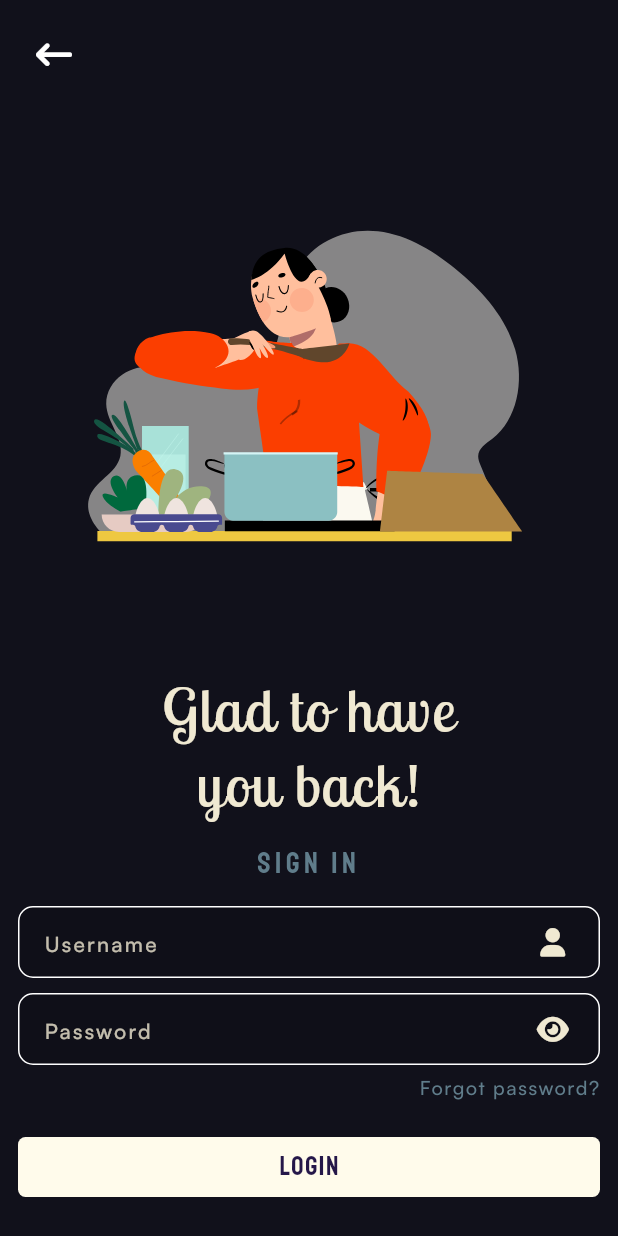
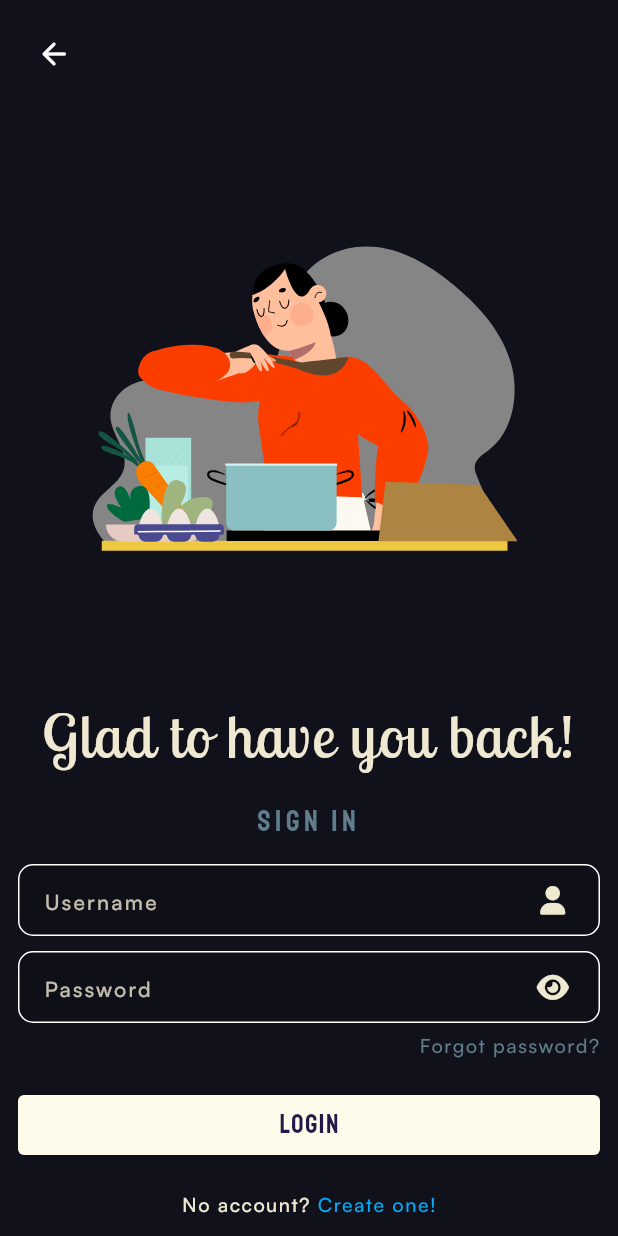
Before and after one commit to schmeekygeek/recipex-app, a Flutter app: the screen it shows after launch, after a tap on "Light", after a tap on "Dark", after a tap on "Sign in", on a phone screen of 412 x 824 dp. Run offline on Flutter 3.47's test engine with Material 2 defaults, Android fonts, the light colour scheme and no system bars; drawn by our look-alikes of lottie; our stand-ins replace animated_text_kit, font_awesome_flutter, google_nav_bar, hive, hive_flutter, logger; accounts and stored records are empty; network calls fail.

Commit message:
fix introductory pages' overflow bug

```diff
--- a/lib/pages/intro_page.dart
+++ b/lib/pages/intro_page.dart
@@ -3,8 +3,8 @@
 import 'package:font_awesome_flutter/font_awesome_flutter.dart';
 import 'package:lottie/lottie.dart';
 import 'package:provider/provider.dart';
-import 'package:recipex_app/extensions.dart';
 
+import '../extensions.dart';
 import 'login_page.dart';
 import '../providers/theme_model.dart';
 
@@ -14,30 +14,39 @@
   @override
   Widget build(BuildContext context) {
     return Scaffold(
+      appBar: AppBar(
+        toolbarHeight: 0,
+      ),
       body: Padding(
         padding: const EdgeInsets.all(12.0),
-        child: SingleChildScrollView(
         child: Column(
           textDirection: TextDirection.ltr,
           crossAxisAlignment: CrossAxisAlignment.start,
+          mainAxisAlignment: MainAxisAlignment.end,
           children: [
+            const SizedBox(
+              height: 10,
+            ),
             Align(
               alignment: Alignment.centerRight,
               child: OutlinedButton.icon(
-                  label: Text(
-                    context.watch<ThemeModel>().isDark ?
-                    "Light"
-                    : "Dark"
-                  ),
-                  onPressed: () => context.read<ThemeModel>().toggle(),
-                  icon: Icon(context.watch<ThemeModel>().isDark ?
-                    FontAwesomeIcons.lightbulb
-                    : FontAwesomeIcons.solidMoon
+                style: ButtonStyle(
+                  shape: MaterialStatePropertyAll(
+                    RoundedRectangleBorder(
+                      borderRadius: BorderRadius.circular(40),
                     ),
                   ),
                 ),
-              const SizedBox(
-                height: 20,
+                label: Text(
+                  context.watch<ThemeModel>().isDark ? "Light" : "Dark",
+                ),
+                onPressed: () => context.read<ThemeModel>().toggle(),
+                icon: Icon(
+                  context.watch<ThemeModel>().isDark
+                      ? FontAwesomeIcons.lightbulb
+                      : FontAwesomeIcons.solidMoon,
+                ),
+              ),
             ),
             DefaultTextStyle(
               style: Theme.of(context).textTheme.bodySmall!.copyWith(
@@ -74,18 +83,18 @@
               style: Theme.of(context).textTheme.bodySmall!.copyWith(
                   color: Colors.blueGrey,
                   fontFamily: "Satoshi",
-                  fontSize: 14,
-                  fontWeight: FontWeight.w600
+                  fontSize: 15,
+                  fontWeight: FontWeight.w600),
+            ),
+            Expanded(
+              flex: 2,
+              child: Center(
+                child: LottieBuilder.asset(
+                  "assets/girl-cooking.json",
+                  width: 500,
+                  height: 500,
                 ),
               ),
-              Center(
-                child: LottieBuilder.asset(
-                  "assets/girl-cooking.json",
-                  width: 250,
-                ),
-              ),
-              const SizedBox(
-                height: 20,
             ),
             OutlinedButton.icon(
               label: const Text("Sign in"),
@@ -93,9 +102,14 @@
                 FontAwesomeIcons.arrowRightToBracket,
               ),
               onPressed: () => context.push(const LoginPage()),
-                style: const ButtonStyle(
-                  iconSize: MaterialStatePropertyAll(17),
-                  fixedSize: MaterialStatePropertyAll(
+              style: ButtonStyle(
+                shape: MaterialStatePropertyAll(
+                  RoundedRectangleBorder(
+                    borderRadius: BorderRadius.circular(40),
+                  ),
+                ),
+                iconSize: const MaterialStatePropertyAll(17),
+                fixedSize: const MaterialStatePropertyAll(
                   Size(double.maxFinite, 45),
                 ),
               ),
@@ -107,9 +121,14 @@
                 FontAwesomeIcons.userPlus,
               ),
               onPressed: () => {},
-                style: const ButtonStyle(
-                  iconSize: MaterialStatePropertyAll(17),
-                  fixedSize: MaterialStatePropertyAll(
+              style: ButtonStyle(
+                shape: MaterialStatePropertyAll(
+                  RoundedRectangleBorder(
+                    borderRadius: BorderRadius.circular(40),
+                  ),
+                ),
+                iconSize: const MaterialStatePropertyAll(17),
+                fixedSize: const MaterialStatePropertyAll(
                   Size(double.maxFinite, 45),
                 ),
               ),
@@ -121,21 +140,30 @@
                 FontAwesomeIcons.userSlash,
               ),
               onPressed: () => {},
-                style: const ButtonStyle(
-                  foregroundColor: MaterialStatePropertyAll(
+              style: ButtonStyle(
+                foregroundColor: const MaterialStatePropertyAll(
                   White.text,
                 ),
-                  iconSize: MaterialStatePropertyAll(17),
-                  fixedSize: MaterialStatePropertyAll(
-                    Size(double.maxFinite, 45),
+                shape: MaterialStatePropertyAll(
+                  RoundedRectangleBorder(
+                    borderRadius: BorderRadius.circular(40),
                   ),
-                  backgroundColor: MaterialStatePropertyAll(Colors.lime),
+                ),
+                iconSize: const MaterialStatePropertyAll(17),
+                fixedSize: const MaterialStatePropertyAll(
+                  Size(
+                    double.maxFinite,
+                    45,
+                  ),
+                ),
+                backgroundColor: const MaterialStatePropertyAll(
+                  Colors.lime,
+                ),
               ),
             ),
           ],
         ),
       ),
-      ),
     );
   }
 }
--- a/lib/pages/login_page.dart
+++ b/lib/pages/login_page.dart
@@ -1,29 +1,23 @@
 import 'package:flutter/material.dart';
-import 'package:font_awesome_flutter/font_awesome_flutter.dart';
-import 'package:logger/logger.dart';
 import 'package:lottie/lottie.dart';
-import 'package:recipex_app/extensions.dart';
 
+import '../extensions.dart';
 import '../pages/home.dart';
 import '../shared/password_text_form_field.dart';
 import '../shared/username_login_text_form_field.dart';
 
-class LoginPage extends StatefulWidget {
+class LoginPage extends StatelessWidget {
+
   const LoginPage({super.key});
-
-  @override
-  State<LoginPage> createState() => _LoginPageState();
-}
-
-class _LoginPageState extends State<LoginPage> {
-  var logger = Logger();
 
   @override
   Widget build(BuildContext context) {
     return Scaffold(
+      appBar: AppBar(
+        toolbarHeight: 0,
+      ),
       body: Padding(
         padding: const EdgeInsets.all(12.0),
-        child: SingleChildScrollView(
         child: Column(
           crossAxisAlignment: CrossAxisAlignment.center,
           mainAxisAlignment: MainAxisAlignment.end,
@@ -31,17 +25,22 @@
             Align(
               alignment: Alignment.centerLeft,
               child: IconButton(
-                  icon: const Icon(FontAwesomeIcons.arrowLeftLong),
+                icon: const Icon(
+                  Icons.arrow_back_rounded
+                ),
                 onPressed: () => context.pop(),
               ),
             ),
-              LottieBuilder.asset(
+            Expanded(
+              flex: 2,
+              child: LottieBuilder.asset(
                 "assets/girl-cooking2.json",
                 frameRate: FrameRate.max,
-                width: double.maxFinite,
+                width: 380,
+              ),
             ),
             const Text(
-                "Glad to have\nyou back!",
+              "Glad to have you back!",
               textAlign: TextAlign.center,
               style: TextStyle(
                 fontSize: 40,
@@ -50,7 +49,7 @@
               ),
             ),
             const SizedBox(
-                height: 15,
+              height: 20,
             ),
             const Text(
               "Sign in",
@@ -96,8 +95,12 @@
               onPressed: () async {
                 context.push(const Home());
               },
-                style: const ButtonStyle(
-                  fixedSize: MaterialStatePropertyAll(
+              style: ButtonStyle(
+                shape: MaterialStatePropertyAll(
+                  RoundedRectangleBorder(
+                      borderRadius: BorderRadius.circular(4)),
+                ),
+                fixedSize: const MaterialStatePropertyAll(
                   Size(double.maxFinite, 40),
                 ),
               ),
@@ -140,7 +143,135 @@
           ],
         ),
       ),
-      ),
     );
   }
 }
+
+// return Scaffold(
+   //   body: Padding(
+   //     padding: const EdgeInsets.all(12.0),
+   //     child: SingleChildScrollView(
+   //       child: Column(
+   //         crossAxisAlignment: CrossAxisAlignment.center,
+   //         mainAxisAlignment: MainAxisAlignment.end,
+   //         children: [
+   //           Align(
+   //             alignment: Alignment.centerLeft,
+   //             child: IconButton(
+   //               icon: const Icon(
+   //                 FontAwesomeIcons.arrowLeftLong,
+   //               ),
+   //               onPressed: () => context.pop(),
+   //             ),
+   //           ),
+   //           LottieBuilder.asset(
+   //             "assets/girl-cooking2.json",
+   //             frameRate: FrameRate.max,
+   //             width: 230,
+   //           ),
+   //           const Text(
+   //             "Glad to have\nyou back!",
+   //             textAlign: TextAlign.center,
+   //             style: TextStyle(
+   //               fontSize: 40,
+   //               fontWeight: FontWeight.w100,
+   //               fontFamily: "LobsterTwo",
+   //             ),
+   //           ),
+   //           const SizedBox(
+   //             height: 15,
+   //           ),
+   //           const Text(
+   //             "Sign in",
+   //             textAlign: TextAlign.center,
+   //             style: TextStyle(
+   //               fontFamily: "Staatliches",
+   //               fontSize: 20,
+   //               letterSpacing: 3,
+   //               color: Colors.blueGrey,
+   //             ),
+   //           ),
+   //           const SizedBox(height: 16),
+   //           const UsernameTextFormField(),
+   //           const SizedBox(height: 10),
+   //           const PasswordTextFormField(),
+   //           const SizedBox(height: 6),
+   //           GestureDetector(
+   //             onTap: () => ScaffoldMessenger.of(context).showSnackBar(
+   //               const SnackBar(
+   //                 content: Text("Coming soon!"),
+   //                 shape: RoundedRectangleBorder(
+   //                   borderRadius: BorderRadius.only(
+   //                     topLeft: Radius.circular(5),
+   //                     topRight: Radius.circular(5),
+   //                   ),
+   //                 ),
+   //               ),
+   //             ),
+   //             child: const Align(
+   //               alignment: Alignment.centerRight,
+   //               child: Text(
+   //                 "Forgot password?",
+   //                 style: TextStyle(
+   //                   fontSize: 13,
+   //                   fontFamily: "Satoshi",
+   //                   color: Colors.blueGrey,
+   //                 ),
+   //               ),
+   //             ),
+   //           ),
+   //           const SizedBox(height: 20),
+   //           FilledButton(
+   //             onPressed: () async {
+   //               context.push(const Home());
+   //             },
+   //             style: ButtonStyle(
+   //               shape: MaterialStatePropertyAll(
+   //                 RoundedRectangleBorder(
+   //                     borderRadius: BorderRadius.circular(4)),
+   //               ),
+   //               fixedSize: const MaterialStatePropertyAll(
+   //                 Size(double.maxFinite, 40),
+   //               ),
+   //             ),
+   //             child: const Text(
+   //               "LOGIN",
+   //             ),
+   //           ),
+   //           const SizedBox(height: 20),
+   //           Row(
+   //             mainAxisAlignment: MainAxisAlignment.center,
+   //             children: [
+   //               Text(
+   //                 "No account? ",
+   //                 style: Theme.of(context).textTheme.bodyMedium!.copyWith(
+   //                       fontSize: 13,
+   //                     ),
+   //               ),
+   //               GestureDetector(
+   //                 onTap: () => ScaffoldMessenger.of(context).showSnackBar(
+   //                   const SnackBar(
+   //                     content: Text("Coming soon!"),
+   //                     shape: RoundedRectangleBorder(
+   //                       borderRadius: BorderRadius.only(
+   //                         topLeft: Radius.circular(5),
+   //                         topRight: Radius.circular(5),
+   //                       ),
+   //                     ),
+   //                   ),
+   //                 ),
+   //                 child: Text(
+   //                   "Create one!",
+   //                   style: Theme.of(context).textTheme.bodyMedium!.copyWith(
+   //                         fontSize: 13,
+   //                         color: Colors.lightBlue,
+   //                       ),
+   //                 ),
+   //               ),
+   //             ],
+   //           ),
+   //         ],
+   //       ),
+   //     ),
+   //   ),
+   // );
--- a/lib/providers/misc_provider.dart
+++ b/lib/providers/misc_provider.dart
@@ -18,5 +18,6 @@
   }
   void togglePasswordVisibility() {
     _isPasswordVisible = !_isPasswordVisible;
+    notifyListeners();
   }
 }
```
Lines whose indentation alone changed are shown as unchanged.
